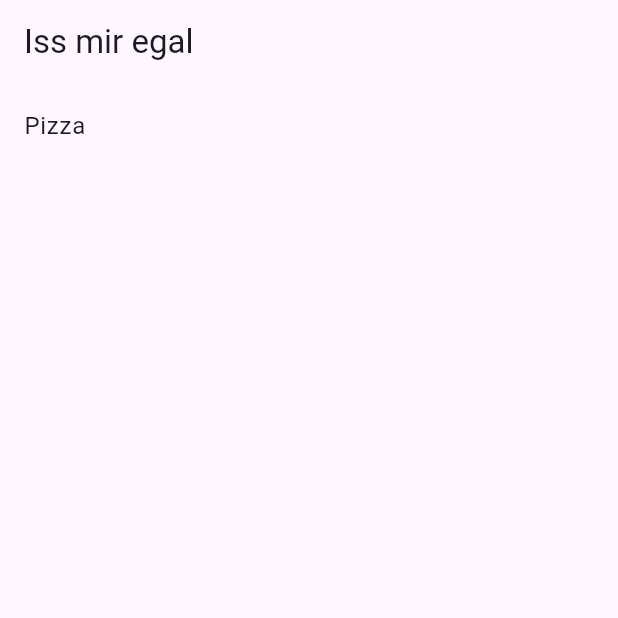
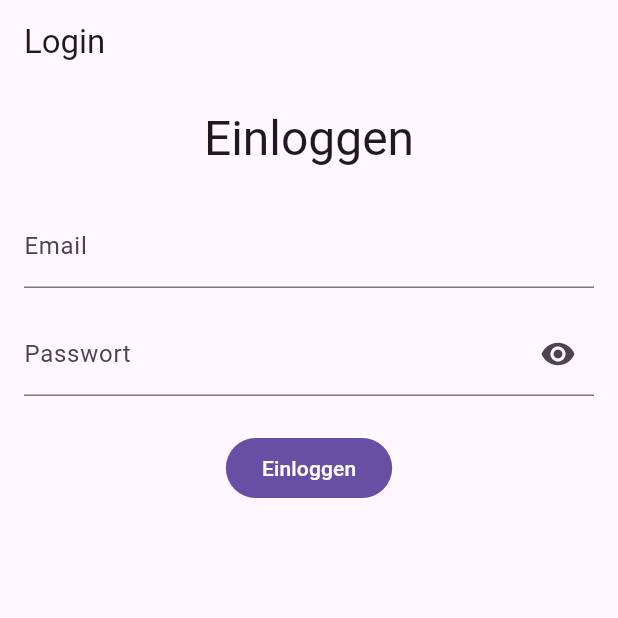
Before and after one commit to App-Akademie/b8-iss-mir-egal, a Flutter app: the screen it shows after launch, on a phone screen of 412 x 824 dp, the top half of it. Run offline on Flutter 3.47's test engine with Material 3 defaults, Android fonts, the phone set to English and light mode, and no system bars.

Commit message:
feat: add raw login page

```diff
--- /dev/null
+++ b/lib/auth/view/login_page.dart
@@ -0,0 +1,69 @@
+import 'package:flutter/material.dart';
+
+class LoginPage extends StatefulWidget {
+  const LoginPage({super.key});
+
+  @override
+  State<LoginPage> createState() => _LoginPageState();
+}
+
+class _LoginPageState extends State<LoginPage> {
+  bool _isObscure = true;
+
+  @override
+  Widget build(BuildContext context) {
+    return GestureDetector(
+      onTap: () {
+        FocusScope.of(context).unfocus();
+      },
+      child: Scaffold(
+        appBar: AppBar(
+          title: Text('Login'),
+        ),
+        body: Padding(
+          padding: const EdgeInsets.all(16.0),
+          child: Column(
+            children: [
+              Text(
+                'Einloggen',
+                style: TextTheme.of(context).headlineLarge,
+              ),
+              SizedBox(
+                height: 24,
+              ),
+              TextFormField(
+                decoration: InputDecoration(labelText: 'Email'),
+              ),
+              SizedBox(
+                height: 16,
+              ),
+              TextFormField(
+                obscureText: _isObscure,
+                decoration: InputDecoration(
+                  labelText: 'Passwort',
+                  suffixIcon: IconButton(
+                    icon: Icon(
+                      _isObscure ? Icons.visibility : Icons.visibility_off,
+                    ),
+                    onPressed: () {
+                      setState(() {
+                        _isObscure = !_isObscure;
+                      });
+                    },
+                  ),
+                ),
+              ),
+              SizedBox(
+                height: 24,
+              ),
+              FilledButton(
+                onPressed: () {},
+                child: Text('Einloggen'),
+              )
+            ],
+          ),
+        ),
+      ),
+    );
+  }
+}
--- /dev/null
+++ b/lib/auth/view/signup_page.dart
@@ -0,0 +1,14 @@
+import 'package:flutter/material.dart';
+
+class SignupPage extends StatelessWidget {
+  const SignupPage({super.key});
+
+  @override
+  Widget build(BuildContext context) {
+    return Scaffold(
+      appBar: AppBar(
+        title: Text('Signup'),
+      ),
+    );
+  }
+}
--- a/lib/my_app.dart
+++ b/lib/my_app.dart
@@ -1,6 +1,6 @@
 import 'package:flutter/material.dart';
+import 'package:iss_mir_egal/auth/view/login_page.dart';
 import 'package:iss_mir_egal/home/models/meal.dart';
-import 'package:iss_mir_egal/home/screens/home_page.dart';
 
 class MyApp extends StatelessWidget {
   const MyApp({required this.meals, super.key});
@@ -10,9 +10,7 @@ class MyApp extends StatelessWidget {
   @override
   Widget build(BuildContext context) {
     return MaterialApp(
-      home: HomePage(
-        meals: meals,
-      ),
+      home: LoginPage(),
     );
   }
 }
```
Also changed, not shown: assets/images/logo.png (added), lib/home/view/home_page.dart (renamed from lib/home/screens/home_page.dart).
